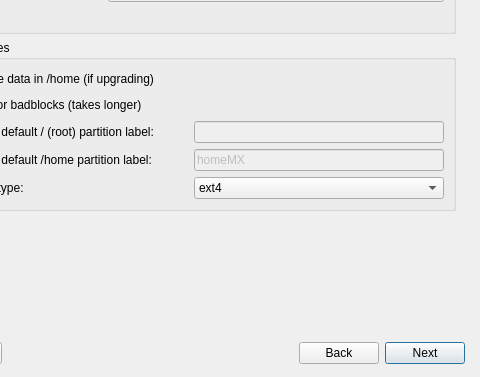
Above: meinstall.ui from gazelle-installer/gazelle-installer before the change; both pictures show x 84 to 564 and y 114 to 491 of the 564 by 491 pixel window. Below: the same form after it.
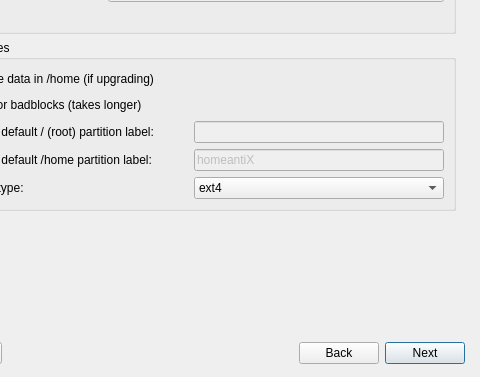
That is the form after the change. The open tabs and pages were chosen to show the change. Icons and pictures are not drawn.

Patch:
```diff
--- a/meinstall.ui
+++ b/meinstall.ui
@@ -650,7 +650,7 @@
              <bool>false</bool>
             </property>
             <property name="text">
-             <string notr="true">homeMX</string>
+             <string notr="true">homeantiX</string>
             </property>
             <property name="maxLength">
              <number>16</number>
```
Left out of the diff: 12 changed lines with no effect on the pictures.
